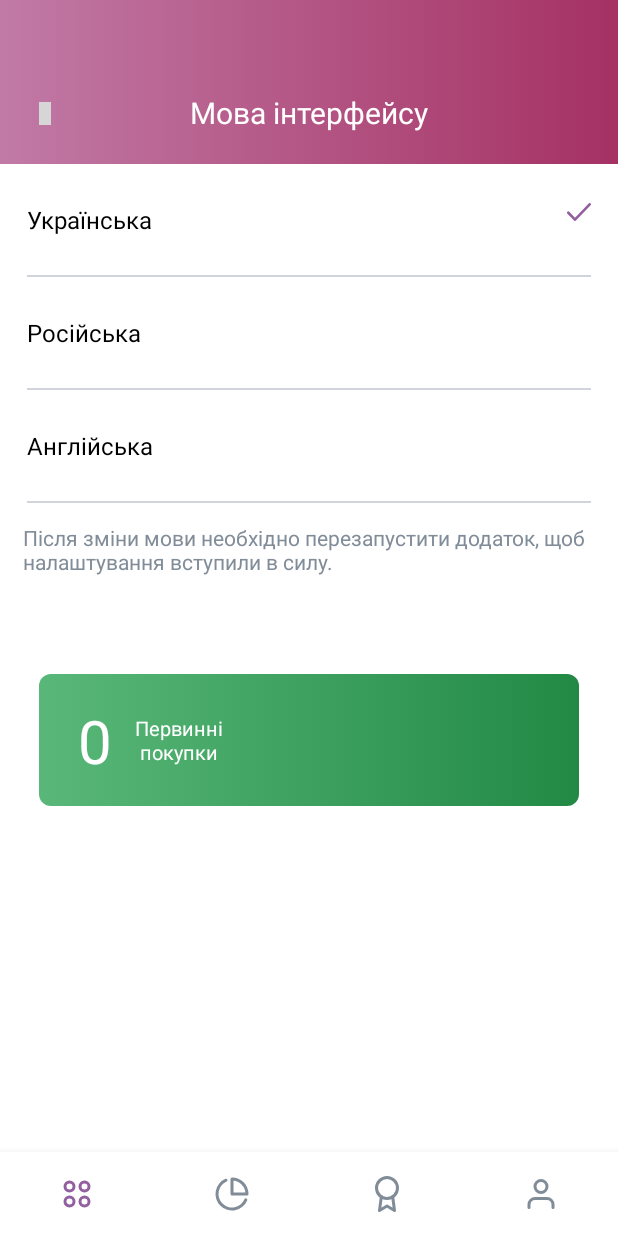
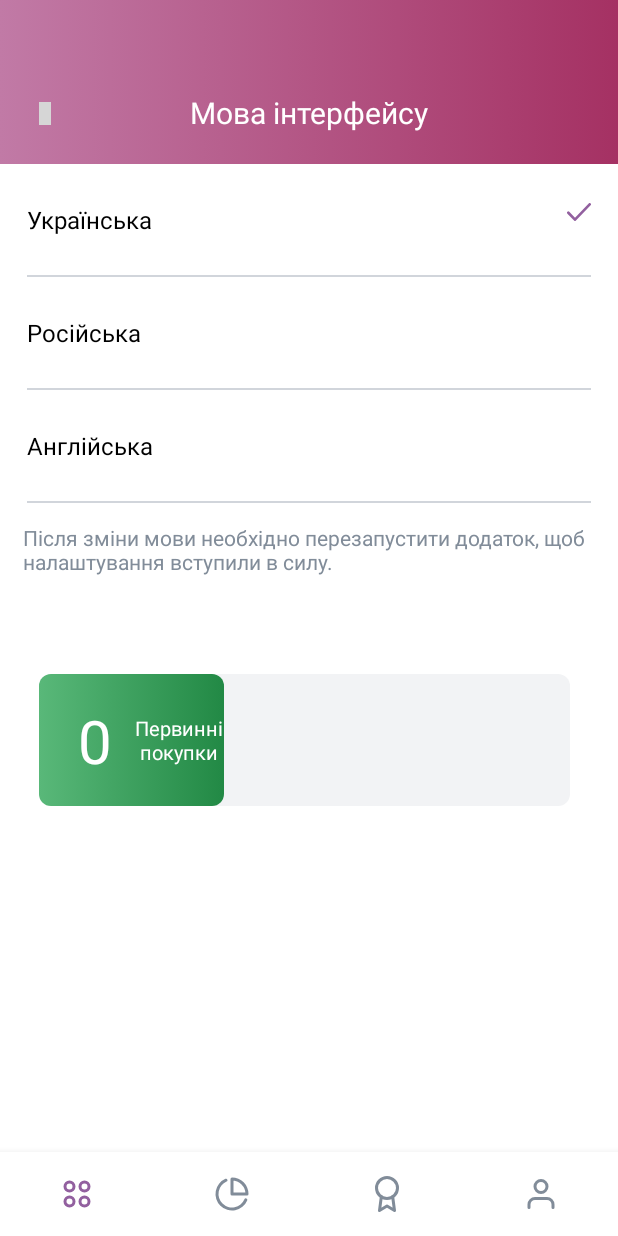
Before and after one commit to nabilskiy/arterium-android, an Android app: the screen it shows after launch (MainActivity), on a phone screen of 412 x 824 dp. Run offline under Robolectric (Android 15) with nearby library versions, the phone set to English and light mode, and no system bars; our stand-ins replace navigation-ui, sdp/ssp sizes; libraries missing offline, so code that uses them is left out: androidx.constraintlayout.solver; grey boxes are pictures that could not be loaded.

Commit message:
customer progress bar & input

```diff
--- a/app/src/main/java/com/maritech/arterium/ui/widgets/CustomProgressBar.java
+++ b/app/src/main/java/com/maritech/arterium/ui/widgets/CustomProgressBar.java
@@ -4,9 +4,11 @@ import android.bluetooth.BluetoothClass;
 import android.content.Context;
 import android.content.res.Resources;
 import android.content.res.TypedArray;
+import android.graphics.Point;
 import android.os.Build;
 import android.util.AttributeSet;
 import android.util.DisplayMetrics;
+import android.util.Log;
 import android.view.Display;
 import android.view.LayoutInflater;
 import android.view.View;
@@ -23,12 +25,14 @@ import androidx.constraintlayout.solver.widgets.Rectangle;
 import androidx.constraintlayout.widget.ConstraintLayout;
 
 import com.maritech.arterium.R;
+import com.maritech.arterium.utils.ScreenSize;
 
 import static android.widget.Toast.*;
 
 public class CustomProgressBar extends LinearLayout {
 
     private TextView amount;
+    private Integer maxVal = 20;
 
     public CustomProgressBar(Context context) {
         super(context);
@@ -44,7 +48,7 @@ public class CustomProgressBar extends LinearLayout {
         Integer value = typedArray.getInteger(R.styleable.CustomProgressBar_cp_value, 0);
         initControl(context, value);
 
-        setInsideProgress(170);
+        setInsideProgress(7);
         typedArray.recycle();
     }
 
@@ -58,26 +62,15 @@ public class CustomProgressBar extends LinearLayout {
     }
 
     private void setInsideProgress(Integer value){
-        int width;
-        ConstraintLayout view = findViewById(R.id.cpbGreen);
+        View view = findViewById(R.id.cpbInsideBgColor);
+        View layout = findViewById(R.id.clCustomProgress);
 
-        width = view.getWidth();
-        Toast.makeText(getContext(), width, LENGTH_LONG).show();
-
-        ViewTreeObserver viewTreeObserver = view.getViewTreeObserver();
-        if (viewTreeObserver.isAlive()) {
-            viewTreeObserver.addOnGlobalLayoutListener(new ViewTreeObserver.OnGlobalLayoutListener() {
-                @Override
-                public void onGlobalLayout() {
-                    view.getViewTreeObserver().removeGlobalOnLayoutListener(this);
-                    int width = view.getMeasuredWidth();
-                }
-            });
-        }
+        int screenWidth = ScreenSize.getViewHeight(layout);
+            screenWidth = (int) (screenWidth - 0.14 * screenWidth);
+        int insideBgColor = (int) (screenWidth * value / maxVal);
 
 
-        //makeText(getContext(), String.valueOf(view.getRootView().getWidth()), Toast.LENGTH_LONG).show();
-
-        //view.setLayoutParams(new ConstraintLayout.LayoutParams((ConstraintLayout.LayoutParams.MATCH_PARENT), ConstraintLayout.LayoutParams.MATCH_PARENT));
+        layout.setLayoutParams(new LayoutParams(screenWidth, LayoutParams.MATCH_PARENT ));
+        view.setLayoutParams(new ConstraintLayout.LayoutParams(insideBgColor, ConstraintLayout.LayoutParams.MATCH_PARENT));
     }
 }
--- /dev/null
+++ b/app/src/main/java/com/maritech/arterium/utils/ScreenSize.java
@@ -0,0 +1,32 @@
+package com.maritech.arterium.utils;
+
+import android.content.Context;
+import android.graphics.Point;
+import android.os.Build;
+import android.view.Display;
+import android.view.View;
+import android.view.WindowManager;
+
+public class ScreenSize {
+
+    public static int getViewHeight(View view) {
+        WindowManager wm =
+                (WindowManager) view.getContext().getSystemService(Context.WINDOW_SERVICE);
+        Display display = wm.getDefaultDisplay();
+
+        int deviceWidth;
+
+        if(android.os.Build.VERSION.SDK_INT >= Build.VERSION_CODES.HONEYCOMB_MR2){
+            Point size = new Point();
+            display.getSize(size);
+            deviceWidth = size.x;
+        } else {
+            deviceWidth = display.getWidth();
+        }
+
+        int widthMeasureSpec = View.MeasureSpec.makeMeasureSpec(deviceWidth, View.MeasureSpec.AT_MOST);
+        int heightMeasureSpec = View.MeasureSpec.makeMeasureSpec(0, View.MeasureSpec.UNSPECIFIED);
+        view.measure(widthMeasureSpec, heightMeasureSpec);
+        return view.getMeasuredWidth(); //        view.getMeasuredWidth();
+    }
+}
--- a/app/src/main/res/layout/custome_progress_bar.xml
+++ b/app/src/main/res/layout/custome_progress_bar.xml
@@ -1,5 +1,7 @@
 <?xml version="1.0" encoding="utf-8"?>
-<androidx.constraintlayout.widget.ConstraintLayout xmlns:android="http://schemas.android.com/apk/res/android"
+<androidx.constraintlayout.widget.ConstraintLayout
+    android:id="@+id/clCustomProgress"
+    xmlns:android="http://schemas.android.com/apk/res/android"
     android:layout_width="match_parent"
     android:layout_height="match_parent"
     xmlns:app="http://schemas.android.com/apk/res-auto"
--- a/app/src/main/res/layout/fragment_interface_name.xml
+++ b/app/src/main/res/layout/fragment_interface_name.xml
@@ -66,14 +66,13 @@
         />
 
     <com.maritech.arterium.ui.widgets.CustomProgressBar
-        android:id="@+id/cpbGreen"
+        android:id="@+id/cpbTest"
         android:layout_width="match_parent"
         android:layout_height="88dp"
         app:layout_constraintTop_toBottomOf="@id/tvInterfaceNameDescriptionWhatToDo"
         app:layout_constraintStart_toStartOf="parent"
         android:layout_marginTop="@dimen/_50sdp"
         app:layout_constraintEnd_toEndOf="parent"
-        android:layout_marginHorizontal="@dimen/_20sdp"
-        />
+        android:layout_marginHorizontal="@dimen/_20sdp" />
 
 </androidx.constraintlayout.widget.ConstraintLayout>
--- a/app/src/main/res/values/attr.xml
+++ b/app/src/main/res/values/attr.xml
@@ -3,4 +3,9 @@
     <declare-styleable name="CustomProgressBar">
         <attr name="cp_value" format="integer"/>
     </declare-styleable>
+
+    <declare-styleable name="CustomInput">
+        <attr name="ci_title" format="string"/>
+        <attr name="ci_field_value" format="string"/>
+    </declare-styleable>
 </resources>
```
Also changed, not shown: app/src/main/java/com/maritech/arterium/ui/widgets/CustomInput.java (added, +45 -0 lines), app/src/main/res/layout/custome_input.xml (added, +37 -0 lines).
